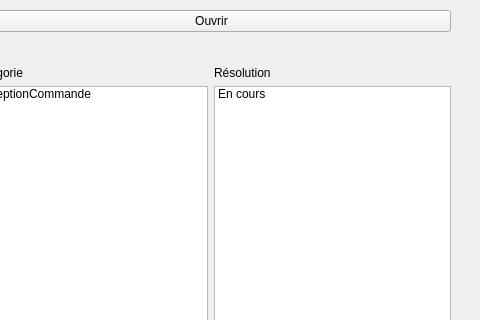
This is src/vues/VueClient.ui in LudovicTagnon/EasyTicket as Qt 5 draws it before an edit; both pictures show x 610 to 1090 and y 0 to 320 of the 1090 by 515 pixel window. The edited form follows.
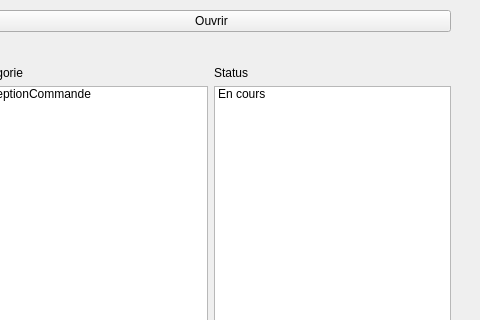
This is the edited form.

Commit message: changement nom label

```diff
--- a/src/vues/VueClient.ui
+++ b/src/vues/VueClient.ui
@@ -135,7 +135,7 @@
           <item>
            <widget class="QLabel" name="labelStatusResolutionTicket">
             <property name="text">
-             <string>Résolution</string>
+             <string>Status</string>
             </property>
            </widget>
           </item>
```
